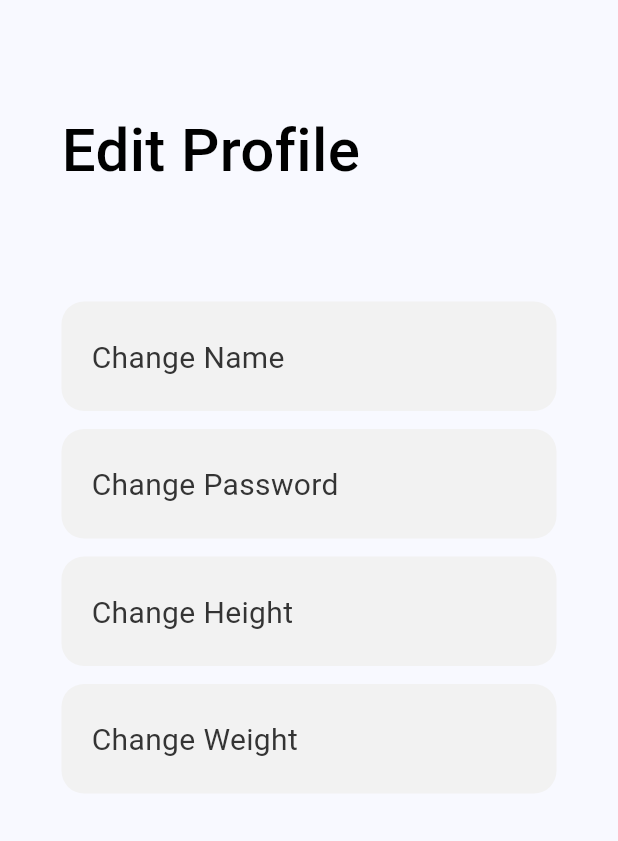
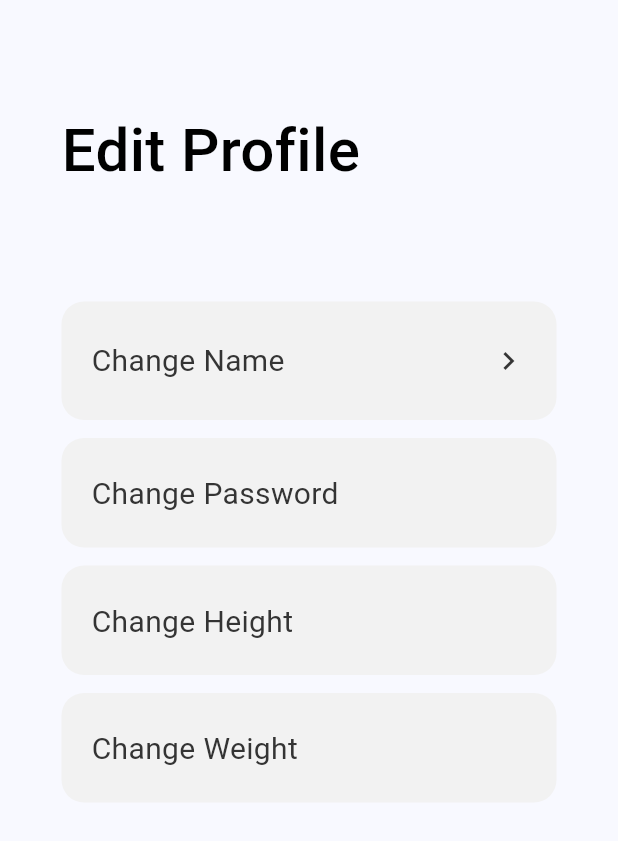
Before and after one commit to afdeanon/SeniorProject, a Flutter app: the EditProfileScreen screen opened directly, on a phone screen of 412 x 824 dp. Shown: the top 841 px of the screen. Run offline on Flutter 3.47's test engine with Material 3 defaults, Android fonts, the phone set to English and light mode, and no system bars; our stand-ins replace firebase_auth, firebase_core; missing offline and left inert: dart:ffi; accounts and stored records are empty; Roboto replaces fonts that are missing (SF Pro).

Commit message:
adding buttons

```diff
--- a/lib/screens/profileScreens/editProfile.dart
+++ b/lib/screens/profileScreens/editProfile.dart
@@ -59,7 +59,14 @@ class _EditProfileState extends State<EditProfile> {
                   mainAxisAlignment: MainAxisAlignment.start,
                   crossAxisAlignment: CrossAxisAlignment.start,
                   children: [
-                    Container(
+                    InkWell(
+                  onTap: () {
+                    Navigator.push(
+                      context,
+                      MaterialPageRoute(builder: (context) => EditProfile()),  // This assumes EditProfile is the name of the widget you want to navigate to.
+                    );
+                  },
+                  child: Container(
                     width: 330,
                     padding: const EdgeInsets.symmetric(horizontal: 20, vertical: 25),
                     decoration: ShapeDecoration(
@@ -73,20 +80,24 @@ class _EditProfileState extends State<EditProfile> {
                       mainAxisAlignment: MainAxisAlignment.spaceBetween,
                       crossAxisAlignment: CrossAxisAlignment.center,
                       children: [
-                          SizedBox(
-                            width: 240,
-                            child: Text(
+                        Expanded(
+                          child: Row(
+                            children: [
+                              Text(
                                 'Change Name',
                                 style: TextStyle(
                                   color: Color(0xFF343434),
                                   fontSize: 20,
                                   fontFamily: 'SF Pro',
                                   fontWeight: FontWeight.w400,
-                                height: 0,
-                              ),
                                 ),
                               ),
                             ],
+                          ),
+                        ),
+                        Icon(Icons.chevron_right, color: Color(0xFF343434)),
+                      ],
+                    ),
                   ),
                 ),
                     const SizedBox(height: 12),
```
Lines whose indentation alone changed are shown as unchanged.
